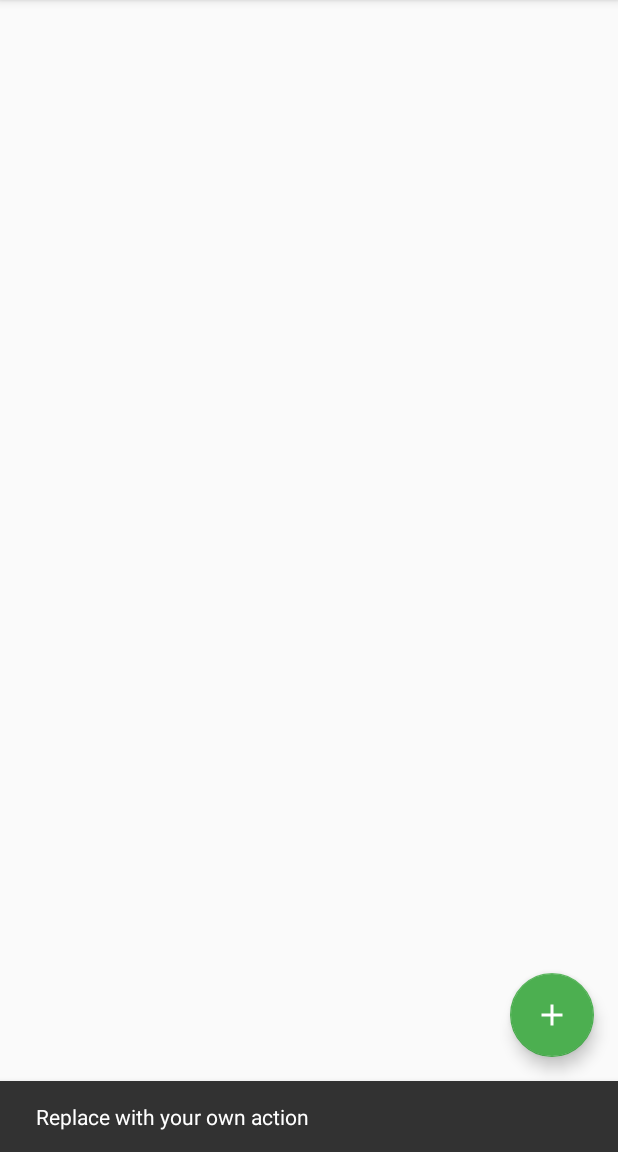
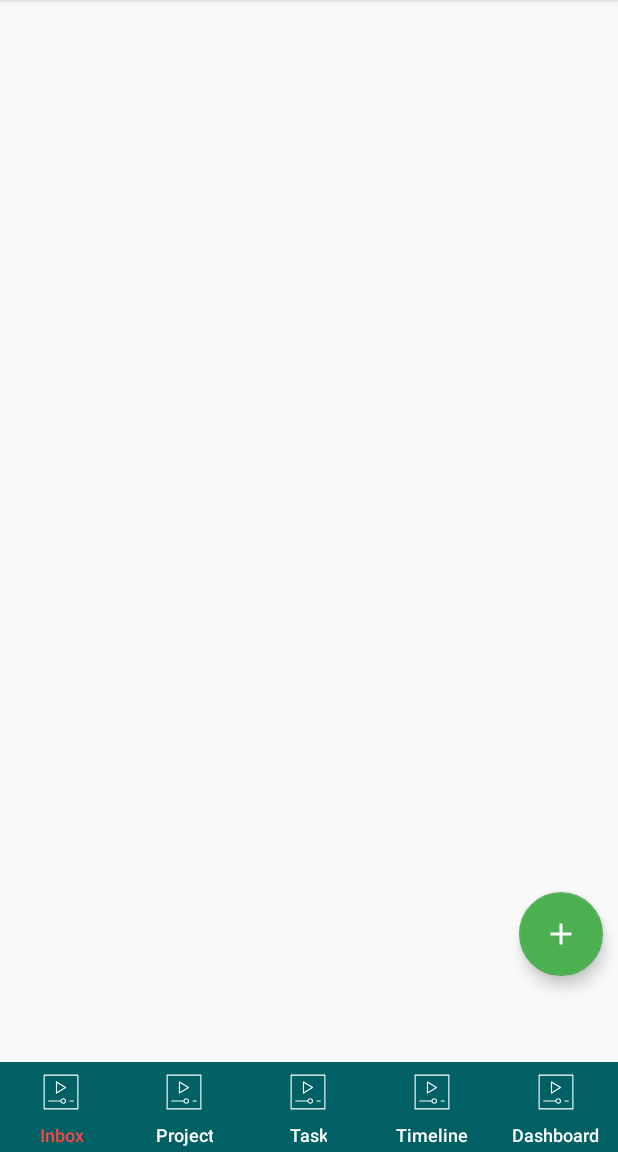
Before and after one commit to vyomhpatel/FlowIt, an Android app: the screen it shows after launch (Home), after a tap on an icon or button, on a phone screen of 412 x 824 dp, the part 84-1236 px from its top. Run offline under Robolectric (Android 15) with nearby library versions, the phone set to English and light mode, and no system bars; our stand-ins replace ButterKnife.

Commit message:
main screen with drawerlayout, floatting button and bot navigationview

```diff
--- a/app/src/main/java/b12app/vyom/com/flowit/home/Home.java
+++ b/app/src/main/java/b12app/vyom/com/flowit/home/Home.java
@@ -3,6 +3,7 @@
 import android.os.Bundle;
 import android.support.design.widget.FloatingActionButton;
 import android.support.design.widget.Snackbar;
+import android.support.design.widget.TabLayout;
 import android.view.View;
 import android.support.design.widget.NavigationView;
 import android.support.v4.view.GravityCompat;
@@ -14,18 +15,71 @@
 import android.view.MenuItem;
 
 import b12app.vyom.com.flowit.R;
+import butterknife.BindView;
 
-public class Home extends AppCompatActivity
-        implements NavigationView.OnNavigationItemSelectedListener {
+public class Home extends AppCompatActivity implements NavigationView.OnNavigationItemSelectedListener {
+//    @BindView(R.id.bottom_tab_layout)
+//    TabLayout botNavView;
+
+//    @BindView(R.id.drawer_layout)
+    DrawerLayout drawerLayout;
+
+//    @BindView(R.id.fab)
+//    FloatingActionButton fab;
+
+//    @BindView(R.id.toolbar)
+//    Toolbar toolbar;
+
+    private Integer[] bottomTabIcon = {R.drawable.ic_testing};
+//    private Integer[] bottomIconPress = {R.mipmap.home_press,R.mipmap.favorite_press,
+//            R.mipmap.friends_press,R.mipmap.account_press};
+
+
 
     @Override
     protected void onCreate(Bundle savedInstanceState) {
         super.onCreate(savedInstanceState);
         setContentView(R.layout.activity_home);
-        Toolbar toolbar = (Toolbar) findViewById(R.id.toolbar);
+
+        Toolbar toolbar = findViewById(R.id.toolbar);
         setSupportActionBar(toolbar);
 
-        FloatingActionButton fab = (FloatingActionButton) findViewById(R.id.fab);
+        initFloat();
+        initDraw(toolbar);
+        initBottomNavView();
+    }
+
+    private void initBottomNavView() {
+        TabLayout botNavView = findViewById(R.id.bottom_tab_layout);
+        botNavView.addTab(botNavView.newTab().setIcon(R.drawable.ic_testing).setText("Inbox"));
+        botNavView.addTab(botNavView.newTab().setIcon(R.drawable.ic_testing).setText("Project"));
+        botNavView.addTab(botNavView.newTab().setIcon(R.drawable.ic_testing).setText("Task"));
+        botNavView.addTab(botNavView.newTab().setIcon(R.drawable.ic_testing).setText("Timeline"));
+        botNavView.addTab(botNavView.newTab().setIcon(R.drawable.ic_testing).setText("Dashboard"));
+
+        botNavView.addOnTabSelectedListener(new TabLayout.OnTabSelectedListener() {
+            @Override
+            public void onTabSelected(TabLayout.Tab tab) {
+
+
+//                bottmeTab.getTabAt(pos_tab).setIcon(iconPressList.get(pos_tab));
+            }
+
+            @Override
+            public void onTabUnselected(TabLayout.Tab tab) {
+
+            }
+
+            @Override
+            public void onTabReselected(TabLayout.Tab tab) {
+
+            }
+        });
+
+    }
+
+    private void initFloat() {
+        FloatingActionButton fab = findViewById(R.id.fab);
         fab.setOnClickListener(new View.OnClickListener() {
             @Override
             public void onClick(View view) {
@@ -34,21 +88,25 @@
             }
         });
 
-        DrawerLayout drawer = (DrawerLayout) findViewById(R.id.drawer_layout);
+    }
+
+    private void initDraw(Toolbar toolbar) {
+        drawerLayout = findViewById(R.id.drawer_layout);
+
         ActionBarDrawerToggle toggle = new ActionBarDrawerToggle(
-                this, drawer, toolbar, R.string.navigation_drawer_open, R.string.navigation_drawer_close);
-        drawer.addDrawerListener(toggle);
+                this, drawerLayout, toolbar, R.string.navigation_drawer_open, R.string.navigation_drawer_close);
+        drawerLayout.addDrawerListener(toggle);
         toggle.syncState();
 
-        NavigationView navigationView = (NavigationView) findViewById(R.id.nav_view);
+        NavigationView navigationView = findViewById(R.id.nav_view);
         navigationView.setNavigationItemSelectedListener(this);
     }
 
     @Override
     public void onBackPressed() {
-        DrawerLayout drawer = (DrawerLayout) findViewById(R.id.drawer_layout);
-        if (drawer.isDrawerOpen(GravityCompat.START)) {
-            drawer.closeDrawer(GravityCompat.START);
+
+        if (drawerLayout.isDrawerOpen(GravityCompat.START)) {
+            drawerLayout.closeDrawer(GravityCompat.START);
         } else {
             super.onBackPressed();
         }
@@ -87,9 +145,8 @@
         } else if (id == R.id.nav_help) {
 
         }
-
-        DrawerLayout drawer = (DrawerLayout) findViewById(R.id.drawer_layout);
-        drawer.closeDrawer(GravityCompat.START);
+        drawerLayout.closeDrawer(GravityCompat.START);
         return true;
     }
+
 }
--- a/app/src/main/java/b12app/vyom/com/flowit/home/PresenterHome.java
+++ b/app/src/main/java/b12app/vyom/com/flowit/home/PresenterHome.java
@@ -1,4 +1,8 @@
 package b12app.vyom.com.flowit.home;
 
 public class PresenterHome implements IPresenterHome {
+    @Override
+    public void floatingActionButtonClick() {
+
+    }
 }
--- /dev/null
+++ b/app/src/main/res/drawable/ic_testing.xml
@@ -0,0 +1,12 @@
+<vector xmlns:android="http://schemas.android.com/apk/res/android"
+    android:width="24dp"
+    android:height="24dp"
+    android:viewportHeight="1024.0"
+    android:viewportWidth="1024.0">
+    <path
+        android:fillColor="#ffff"
+        android:pathData="M992,16L32,16c-9.6,0 -16,6.4 -16,16v960c0,9.6 6.4,16 16,16h960c9.6,0 16,-6.4 16,-16L1008,32c0,-9.6 -6.4,-16 -16,-16zM976,976L48,976L48,48h928v928z" />
+    <path
+        android:fillColor="#ffff"
+        android:pathData="M376,558.4c3.2,1.6 4.8,1.6 8,1.6s6.4,-1.6 8,-3.2l256,-160c4.8,-3.2 8,-8 8,-12.8s-3.2,-11.2 -8,-12.8l-256,-160c-4.8,-3.2 -11.2,-3.2 -16,0 -4.8,1.6 -8,6.4 -8,12.8v320c0,6.4 3.2,11.2 8,14.4zM400,252.8L609.6,384 400,515.2L400,252.8zM768,784h96c9.6,0 16,-6.4 16,-16s-6.4,-16 -16,-16h-96c-9.6,0 -16,6.4 -16,16s6.4,16 16,16zM160,784h337.6c8,36.8 40,64 78.4,64 44.8,0 80,-35.2 80,-80s-35.2,-80 -80,-80c-38.4,0 -70.4,27.2 -78.4,64L160,752c-9.6,0 -16,6.4 -16,16s6.4,16 16,16zM576,720c27.2,0 48,20.8 48,48s-20.8,48 -48,48 -48,-20.8 -48,-48 20.8,-48 48,-48z" />
+</vector>
--- a/app/src/main/res/layout/activity_home.xml
+++ b/app/src/main/res/layout/activity_home.xml
@@ -13,6 +13,31 @@
         android:layout_width="match_parent"
         android:layout_height="match_parent" />
 
+    <LinearLayout
+        android:layout_width="match_parent"
+        android:layout_height="match_parent"
+        android:orientation="vertical">
+
+        <FrameLayout
+            android:id="@+id/fl_content"
+            android:layout_width="match_parent"
+            android:layout_height="0dp"
+            android:layout_weight="1" />
+
+        <android.support.design.widget.TabLayout
+            android:id="@+id/bottom_tab_layout"
+            android:layout_width="match_parent"
+            android:layout_height="60dp"
+            android:background="@color/colorPrimary"
+            app:tabPaddingTop="@dimen/small_padding"
+            app:tabTextColor="@android:color/white"
+            app:tabIndicatorHeight="0dp"
+            app:tabTextAppearance="@style/MyTabLayoutTextAppearanceInverse"
+            app:tabSelectedTextColor="@android:color/holo_red_light" />
+
+    </LinearLayout>
+
+
     <android.support.design.widget.NavigationView
         android:id="@+id/nav_view"
         android:layout_width="wrap_content"
@@ -22,4 +47,5 @@
         app:headerLayout="@layout/nav_header_home"
         app:menu="@menu/activity_home_drawer" />
 
+
 </android.support.v4.widget.DrawerLayout>
--- a/app/src/main/res/layout/app_bar_home.xml
+++ b/app/src/main/res/layout/app_bar_home.xml
@@ -27,8 +27,9 @@
         android:layout_width="wrap_content"
         android:layout_height="wrap_content"
         android:layout_gravity="bottom|end"
-        android:layout_margin="@dimen/fab_margin"
-        android:background="#789C63"
+        android:layout_marginBottom="@dimen/xxlarge_dimen"
+        android:layout_marginEnd="@dimen/normal_dimen"
+        android:background="@color/green0"
         app:srcCompat="@drawable/add_icon"
         tools:ignore="VectorDrawableCompat" />
 
--- a/app/src/main/res/layout/content_home.xml
+++ b/app/src/main/res/layout/content_home.xml
@@ -9,5 +9,4 @@
     tools:showIn="@layout/app_bar_home">
 
 
-
 </android.support.constraint.ConstraintLayout>
--- a/app/src/main/res/layout/nav_header_home.xml
+++ b/app/src/main/res/layout/nav_header_home.xml
@@ -26,13 +26,13 @@
         android:layout_width="match_parent"
         android:layout_height="wrap_content"
         android:paddingTop="@dimen/nav_header_vertical_spacing"
-        android:text="@string/nav_header_title"
+        android:text="name field"
         android:textAppearance="@style/TextAppearance.AppCompat.Body1" />
 
     <TextView
         android:id="@+id/textView"
         android:layout_width="wrap_content"
         android:layout_height="wrap_content"
-        android:text="@string/nav_header_subtitle" />
+        android:text="Manager/User" />
 
 </LinearLayout>
--- a/app/src/main/res/values/colors.xml
+++ b/app/src/main/res/values/colors.xml
@@ -4,4 +4,5 @@
     <color name="colorPrimaryDark">#00363a</color>
     <color name="colorAccent">#4caf50</color>
     <color name="colorFloatingButton">#00e676</color>
+    <color name="green0">#789C63</color>
 </resources>
--- a/app/src/main/res/values/dimens.xml
+++ b/app/src/main/res/values/dimens.xml
@@ -5,4 +5,7 @@
     <dimen name="nav_header_vertical_spacing">8dp</dimen>
     <dimen name="nav_header_height">200dp</dimen>
     <dimen name="fab_margin">16dp</dimen>
+    <dimen name="small_padding">5dp</dimen>
+    <dimen name="normal_dimen">10dp</dimen>
+    <dimen name="xxlarge_dimen">70dp</dimen>
 </resources>
--- a/app/src/main/res/values/styles.xml
+++ b/app/src/main/res/values/styles.xml
@@ -17,4 +17,10 @@
 
     <style name="AppTheme.PopupOverlay" parent="ThemeOverlay.AppCompat.Light" />
 
+
+    <style name="MyTabLayoutTextAppearanceInverse" parent="TextAppearance.AppCompat.Widget.ActionBar.Title.Inverse">
+        <item name="android:textSize">12sp</item>
+        <item name="android:textColor">@android:color/holo_red_light</item>
+    </style>
+
 </resources>
--- a/build.gradle
+++ b/build.gradle
@@ -7,8 +7,8 @@
         jcenter()
     }
     dependencies {
-        classpath 'com.android.tools.build:gradle:3.1.0'
-
+        classpath 'com.android.tools.build:gradle:3.0.1'
+        classpath 'com.jakewharton:butterknife-gradle-plugin:8.4.0'
 
         // NOTE: Do not place your application dependencies here; they belong
         // in the individual module build.gradle files
```
Also changed, not shown: app/build.gradle (+10 -0 lines), app/src/main/res/menu/menu_bottom.xml (added, +25 -0 lines).
